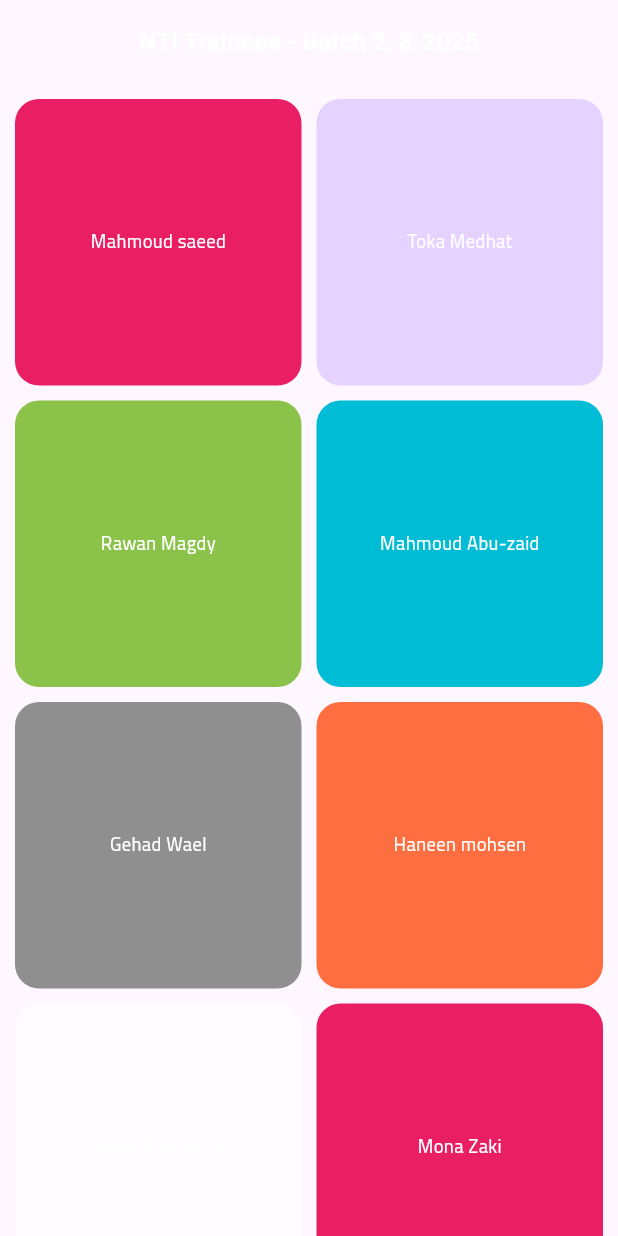
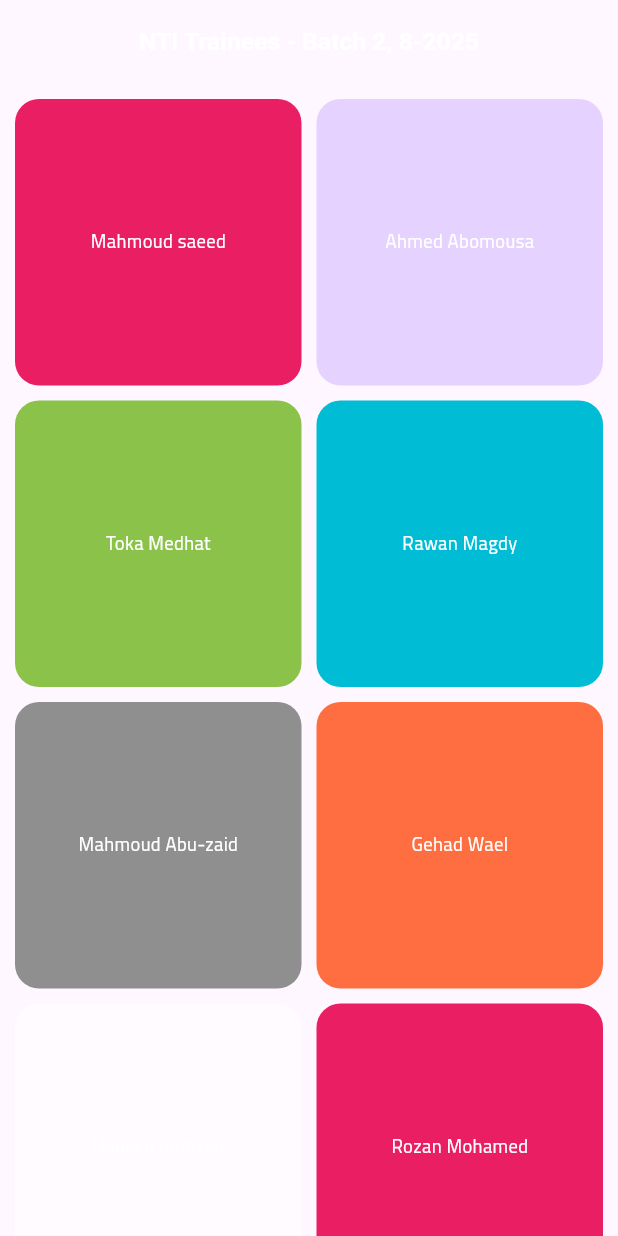
Before and after one commit to mahmoudsaeedm24/nti_std, a Flutter app: the screen it shows after launch, on a phone screen of 412 x 824 dp. Run offline on Flutter 3.47's test engine with Material 3 defaults, Android fonts, the phone set to English and light mode, and no system bars.

Commit message:
Update data_source.dart

```diff
--- a/lib/features/data_source.dart
+++ b/lib/features/data_source.dart
@@ -12,6 +12,19 @@ Thanks Eng Mohamed Emad ⭐
     image: "mahmoud_saeed".jpg,
     screenColor: ColorPallete.cyan,
   ),
+  Person(
+    name: "Ahmed Abomousa",
+    message: """ ✨ A Message of Gratitude and Appreciation ✨
+
+When I first joined NTI, I didn’t expect to gain much in terms of knowledge and learning. But Alhamdulillah, Allah blessed me with meeting you, and I benefited from you greatly — scientifically, morally, and ethically. May Allah bless you and grant you success, Insha’Allah.
+
+And if the only thing I took away from NTI was meeting a beautiful and delightful soul like yours, that alone would be more than enough for me. Thank you so much, and may Allah grant you success in all that lies ahead.
+""",
+    // image: null,
+     image: "abomousa".jpg,
+    screenColor: ColorPallete.cyan,
+  ),
+
   Person(
     name: "Toka Medhat",
     message: '''He who does not thank people does not thank God
```
